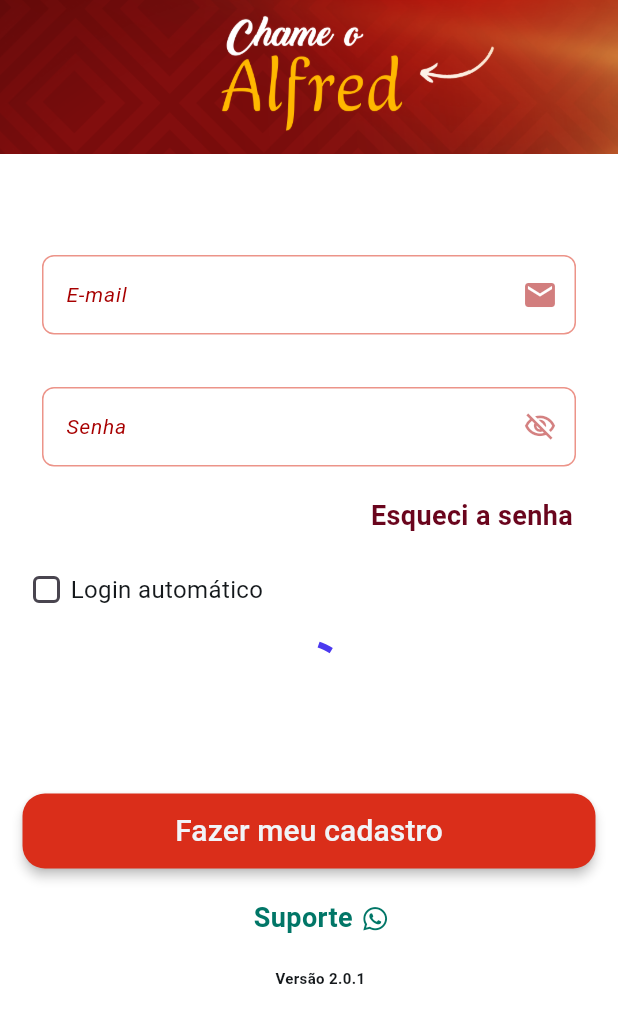
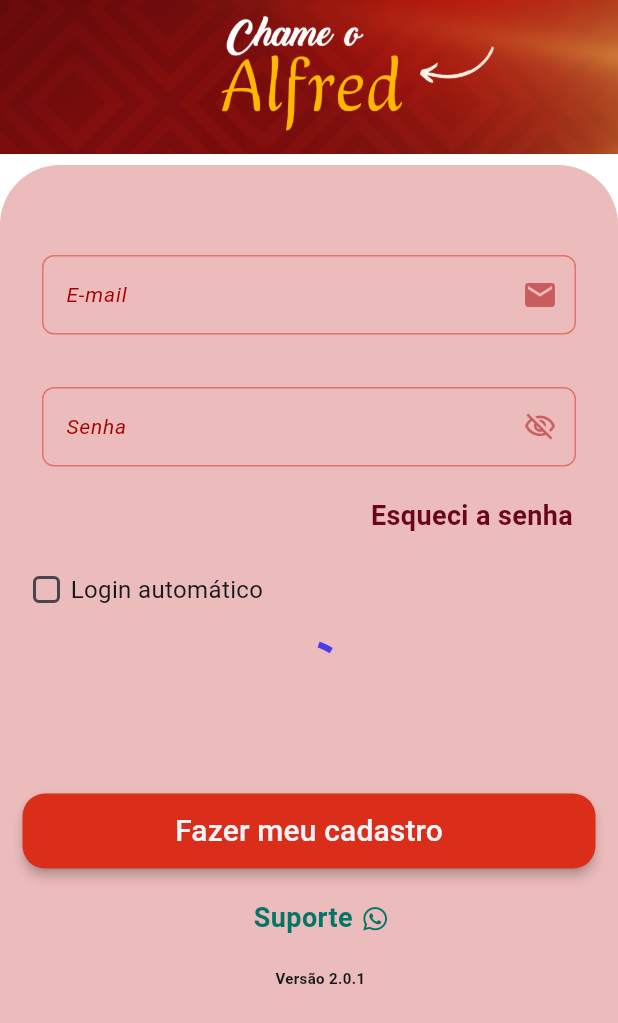
Before and after one commit to DionesGarcia/chameoalfredapp, a Flutter app: the screen it shows after launch, on a phone screen of 412 x 824 dp. Shown: the top 1023 px of the screen. Run offline on Flutter 3.47's test engine with Material 3 defaults, Android fonts, the phone set to English and light mode, and no system bars; drawn by our look-alikes of auto_size_text; our stand-ins replace badges, dropdown_button2, easy_debounce, equatable, file_picker, firebase_core and 16 more; missing offline and left inert: json_path, mime_type, qrcode_scanner_dialog; accounts and stored records are empty; Roboto replaces fonts that are missing (Readex Pro); statements that could not run were skipped.

Commit message:
Updating to latest FlutterFlow output.

```diff
--- a/lib/auth_login/authlogin/authlogin_widget.dart
+++ b/lib/auth_login/authlogin/authlogin_widget.dart
@@ -92,10 +92,9 @@ class _AuthloginWidgetState extends State<AuthloginWidget> {
                       child: Container(
                         width: 600.0,
                         height: double.infinity,
-                        decoration: BoxDecoration(
-                          color:
-                              FlutterFlowTheme.of(context).secondaryBackground,
-                          borderRadius: const BorderRadius.only(
+                        decoration: const BoxDecoration(
+                          color: Color(0xFFECBBBB),
+                          borderRadius: BorderRadius.only(
                             bottomLeft: Radius.circular(0.0),
                             bottomRight: Radius.circular(0.0),
                             topLeft: Radius.circular(40.0),
```
